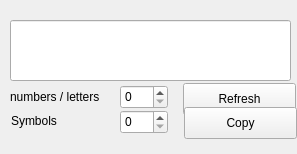
First picture: the form in forms/passwordgenerator.ui, repository jwdeitch/simplesafe, before the edit.
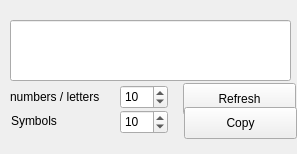
Second picture: the form after the edit.

Commit message: password generator - centering label

Diff of the .ui file:
```diff
--- a/forms/passwordgenerator.ui
+++ b/forms/passwordgenerator.ui
@@ -48,6 +48,9 @@
      <height>24</height>
     </rect>
    </property>
+   <property name="value">
+    <number>10</number>
+   </property>
   </widget>
   <widget class="QLabel" name="label_2">
    <property name="geometry">
@@ -71,6 +74,9 @@
      <height>24</height>
     </rect>
    </property>
+   <property name="value">
+    <number>10</number>
+   </property>
   </widget>
   <widget class="QPushButton" name="refreshBtn">
    <property name="geometry">
```
Left out of the diff: 6 changed lines with no effect on the pictures. The commit also changes 2 other files.
